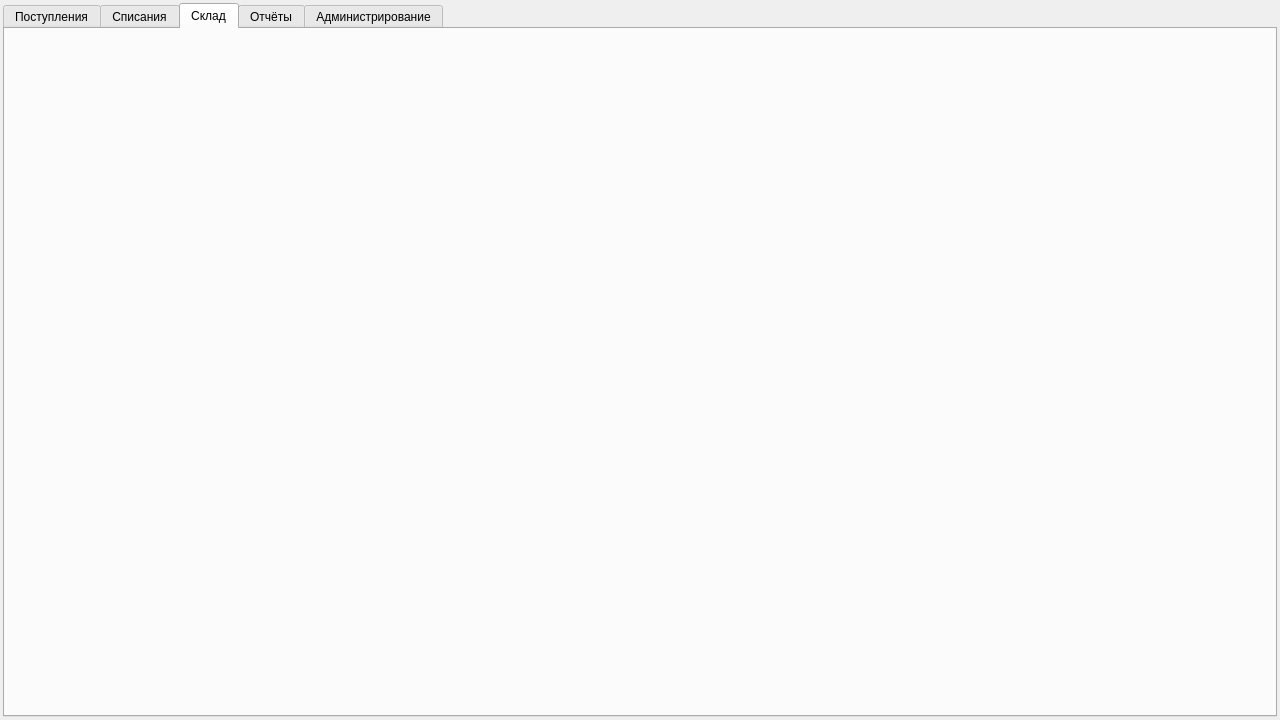
Dimand04/dp_kalugina, file dp_kalugina_desktop/mainwidget.ui: the form before one commit.
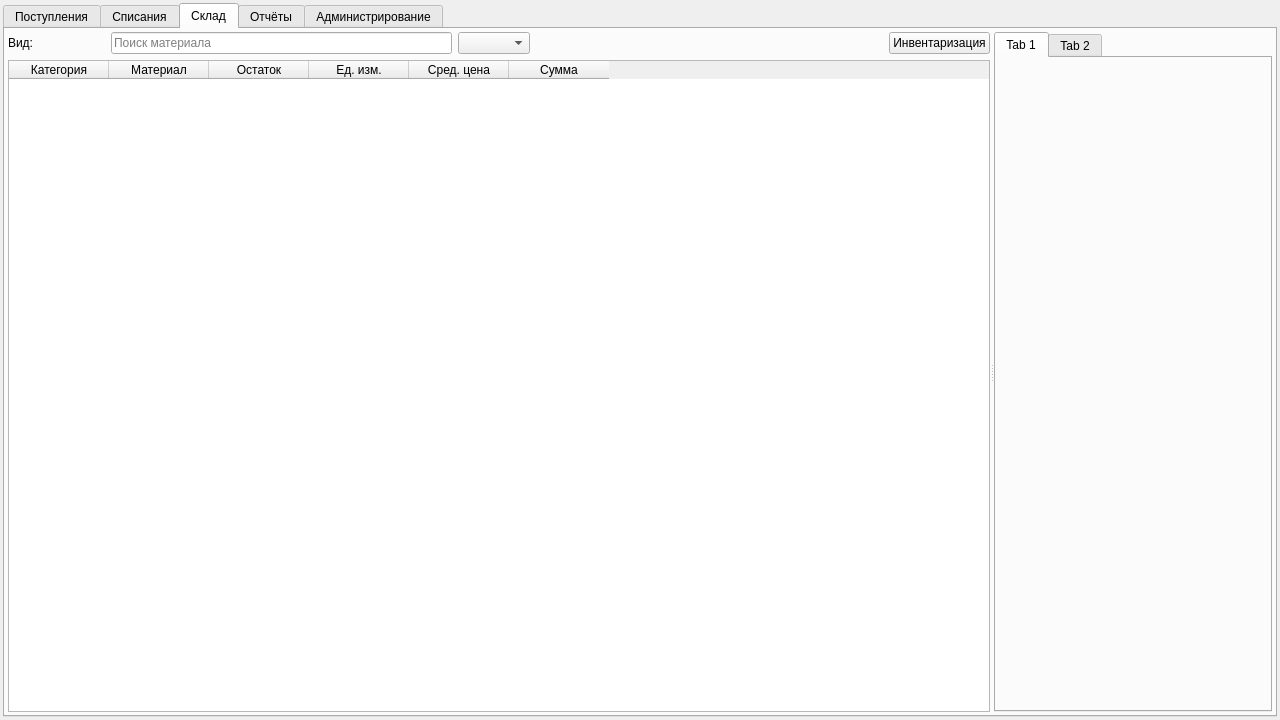
The form after the commit. The open tabs and pages were chosen to show the change. Custom widgets are drawn as their Qt base class.

Diff of the .ui file:
```diff
--- a/dp_kalugina_desktop/mainwidget.ui
+++ b/dp_kalugina_desktop/mainwidget.ui
@@ -45,6 +45,204 @@
       <attribute name="title">
        <string>Склад</string>
       </attribute>
+      <layout class="QGridLayout" name="gridLayout_9">
+       <property name="leftMargin">
+        <number>3</number>
+       </property>
+       <property name="topMargin">
+        <number>3</number>
+       </property>
+       <property name="rightMargin">
+        <number>3</number>
+       </property>
+       <property name="bottomMargin">
+        <number>3</number>
+       </property>
+       <item row="0" column="0">
+        <widget class="QSplitter" name="splitter">
+         <property name="orientation">
+          <enum>Qt::Orientation::Horizontal</enum>
+         </property>
+         <widget class="QWidget" name="layoutWidget">
+          <layout class="QGridLayout" name="gridLayout_8">
+           <item row="0" column="6">
+            <spacer name="horizontalSpacer">
+             <property name="orientation">
+              <enum>Qt::Orientation::Horizontal</enum>
+             </property>
+             <property name="sizeHint" stdset="0">
+              <size>
+               <width>40</width>
+               <height>20</height>
+              </size>
+             </property>
+            </spacer>
+           </item>
+           <item row="0" column="4">
+            <widget class="QComboBox" name="cb_warehouse_categories">
+             <property name="sizeAdjustPolicy">
+              <enum>QComboBox::SizeAdjustPolicy::AdjustToContents</enum>
+             </property>
+            </widget>
+           </item>
+           <item row="0" column="1">
+            <widget class="QPushLabel" name="lb_change_layout">
+             <property name="sizePolicy">
+              <sizepolicy hsizetype="Preferred" vsizetype="Preferred">
+               <horstretch>0</horstretch>
+               <verstretch>0</verstretch>
+              </sizepolicy>
+             </property>
+             <property name="minimumSize">
+              <size>
+               <width>20</width>
+               <height>20</height>
+              </size>
+             </property>
+             <property name="maximumSize">
+              <size>
+               <width>20</width>
+               <height>20</height>
+              </size>
+             </property>
+             <property name="text">
+              <string/>
+             </property>
+             <property name="scaledContents">
+              <bool>true</bool>
+             </property>
+             <property name="alignment">
+              <set>Qt::AlignmentFlag::AlignCenter</set>
+             </property>
+             <property name="margin">
+              <number>0</number>
+             </property>
+            </widget>
+           </item>
+           <item row="0" column="3">
+            <widget class="QLineEdit" name="le_warehouse_materials_search">
+             <property name="placeholderText">
+              <string>Поиск материала</string>
+             </property>
+            </widget>
+           </item>
+           <item row="0" column="7">
+            <widget class="QPushButton" name="pushButton">
+             <property name="text">
+              <string>Инвентаризация</string>
+             </property>
+            </widget>
+           </item>
+           <item row="0" column="2">
+            <spacer name="horizontalSpacer_2">
+             <property name="orientation">
+              <enum>Qt::Orientation::Horizontal</enum>
+             </property>
+             <property name="sizeType">
+              <enum>QSizePolicy::Policy::Fixed</enum>
+             </property>
+             <property name="sizeHint" stdset="0">
+              <size>
+               <width>39</width>
+               <height>20</height>
+              </size>
+             </property>
+            </spacer>
+           </item>
+           <item row="0" column="0">
+            <widget class="QLabel" name="label">
+             <property name="text">
+              <string>Вид:</string>
+             </property>
+            </widget>
+           </item>
+           <item row="1" column="0" colspan="8">
+            <widget class="QTableWidget" name="tw_warehouse">
+             <property name="editTriggers">
+              <set>QAbstractItemView::EditTrigger::NoEditTriggers</set>
+             </property>
+             <property name="selectionMode">
+              <enum>QAbstractItemView::SelectionMode::SingleSelection</enum>
+             </property>
+             <property name="selectionBehavior">
+              <enum>QAbstractItemView::SelectionBehavior::SelectRows</enum>
+             </property>
+             <property name="verticalScrollMode">
+              <enum>QAbstractItemView::ScrollMode::ScrollPerPixel</enum>
+             </property>
+             <attribute name="horizontalHeaderVisible">
+              <bool>true</bool>
+             </attribute>
+             <attribute name="horizontalHeaderHighlightSections">
+              <bool>true</bool>
+             </attribute>
+             <attribute name="verticalHeaderVisible">
+              <bool>false</bool>
+             </attribute>
+             <attribute name="verticalHeaderHighlightSections">
+              <bool>true</bool>
+             </attribute>
+             <column>
+              <property name="text">
+               <string>Категория</string>
+              </property>
+             </column>
+             <column>
+              <property name="text">
+               <string>Материал</string>
+              </property>
+             </column>
+             <column>
+              <property name="text">
+               <string>Остаток</string>
+              </property>
+             </column>
+             <column>
+              <property name="text">
+               <string>Ед. изм.</string>
+              </property>
+             </column>
+             <column>
+              <property name="text">
+               <string>Сред. цена</string>
+              </property>
+             </column>
+             <column>
+              <property name="text">
+               <string>Сумма</string>
+              </property>
+             </column>
+            </widget>
+           </item>
+          </layout>
+         </widget>
+         <widget class="QWidget" name="gridLayoutWidget">
+          <layout class="QGridLayout" name="gridLayout_7">
+           <property name="horizontalSpacing">
+            <number>6</number>
+           </property>
+           <item row="0" column="0">
+            <widget class="QTabWidget" name="tabWidget">
+             <property name="currentIndex">
+              <number>0</number>
+             </property>
+             <widget class="QWidget" name="tab_9">
+              <attribute name="title">
+               <string>Tab 1</string>
+              </attribute>
+             </widget>
+             <widget class="QWidget" name="tab_10">
+              <attribute name="title">
+               <string>Tab 2</string>
+              </attribute>
+             </widget>
+            </widget>
+           </item>
+          </layout>
+         </widget>
+        </widget>
+       </item>
+      </layout>
      </widget>
      <widget class="QWidget" name="tab_4">
       <attribute name="title">
@@ -457,6 +655,13 @@
    </item>
   </layout>
  </widget>
+ <customwidgets>
+  <customwidget>
+   <class>QPushLabel</class>
+   <extends>QLabel</extends>
+   <header location="global">qpushlabel.h</header>
+  </customwidget>
+ </customwidgets>
  <resources/>
  <connections/>
 </ui>
```
Left out of the diff: 252 changed lines with no effect on the pictures.
